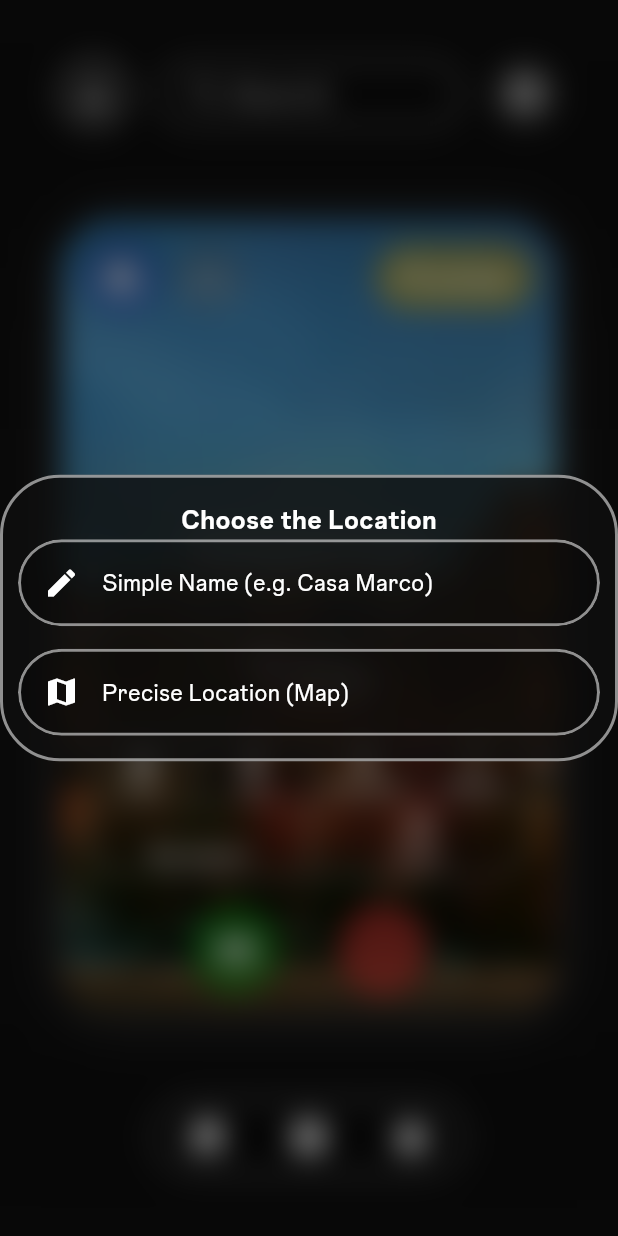
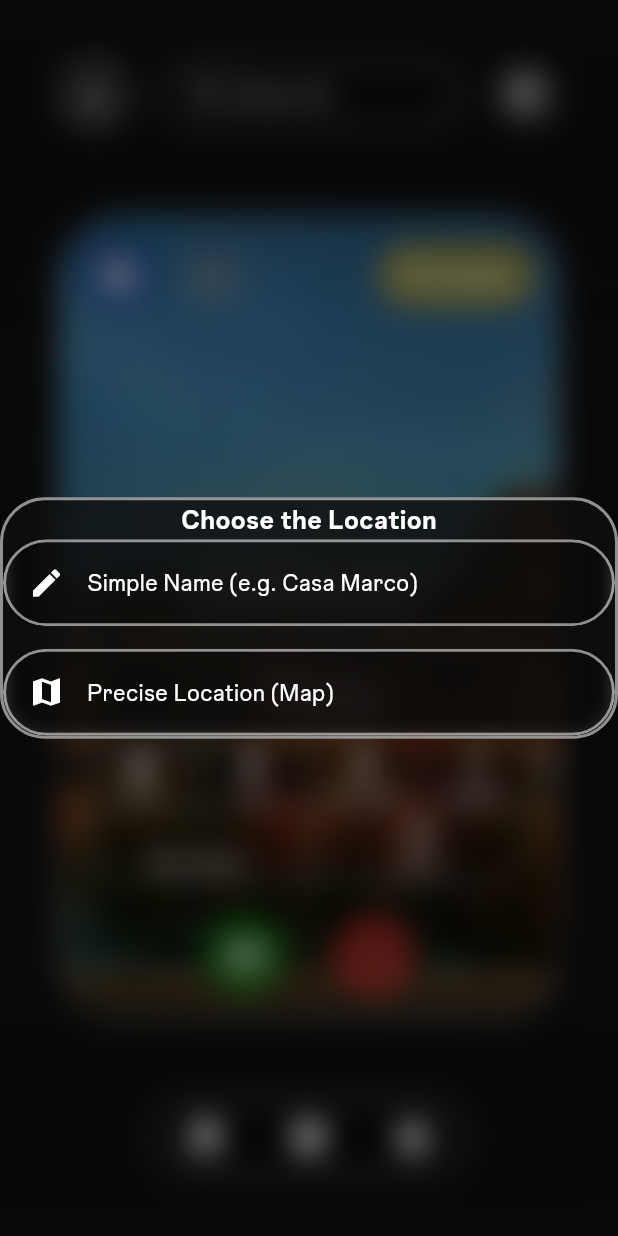
Before and after one commit to biso207/Vez, a Flutter app: the CreateEvent widget shown alone on an empty page, opened directly, after a tap on "Location", on a phone screen of 412 x 824 dp. Run offline on Flutter 3.47's test engine with Material 3 defaults, Android fonts, the phone set to English and light mode, and no system bars; our stand-ins replace device_preview, flutter_map, geocoding, geolocator, image_picker, latlong2; project files that could hold a hidden picture were left out.

Commit message:
refactor project structure, improve UI responsiveness, and enhance the `CreateEvent` experience
- **Project Restructuring**:
    - Reorganize screens into subdirectories: `auth/` (Loading, Login, Signup) and `create_event/` (Create Event, Map Picker).
    - Update all relative imports to reflect the new directory structure.

- **Enhance `ProfilePage` UI and Logic**:
    - **Edit Profile Popup**: Implement a responsive scaling factor `s` for all paddings and gaps. Adjust layout to center the category badge toggle and fix bio field to 1 line. Ensure username changes reflect immediately in the UI.
    - **User Data Card**: Replace translucent background with solid `#0E0E0E`, increase border radius to 40, and update box shadows to a white glow effect.
    - **Stats Card**: Refine layout with responsive spacing and update `_buildStatItem` to accept a scaling parameter.
    - **Navigation**: Apply responsive spacing between top navigation bar icons.

- **Overhaul `CreateEventScreen`**:
    - **Visual Refresh**: Update the main event card with a responsive border radius, white drop shadow (50% opacity), and a darker background overlay for better text contrast.
    - **Title Input**: Add a 15-character limit with a custom "00/15" counter styled with specific alignment and typography.
    - **Dynamic Popups**: Refactor category and type popups to use responsive widths and implement a `_customDivider` that scales relative to the popup width.
    - **Location Selection**: Implement a new location choice popup with options for "Known Place" and "Precise Spot" (using new assets).

- **Update `VezPageLayout`**:
    - Increase default `horizontalMargin` to 100 and implement responsive logic to collapse to 40 on small screens.
    - Apply a scaling factor `s` to the top navigation bar spacing.
    - Add `FontWeight.bold` to the search icon in the glass text field.

- **General Component Updates**:
    - **`VezPopup`**: Increase transition duration to 450ms, reduce border radius to 30, and remove internal padding from the container.
    - **`VezGlass`**: Clean up unused comments in the `textField` method.

- **Assets**:
    - Add `known_place.png` and `precise_spot.png` for event location selection.

```diff
--- a/lib/main.dart
+++ b/lib/main.dart
@@ -1,6 +1,6 @@
 import 'package:flutter/material.dart';
 import 'package:flutter/services.dart';
-import 'package:vez/screens/loading_screen.dart';
+import 'package:vez/screens/auth/loading_screen.dart';
 import 'package:device_preview/device_preview.dart';
 import 'package:flutter_localizations/flutter_localizations.dart';
 
--- a/lib/models/vez_glass.dart
+++ b/lib/models/vez_glass.dart
@@ -163,7 +163,7 @@ class VezGlass {
     Widget? suffixIcon,
     required Color color,
     int? maxLength,
-    void Function(String)? onChanged, // 1. <-- AGGIUNGI IL PARAMETRO QUI
+    void Function(String)? onChanged,
   }) {
     final BorderRadius finalRadius =
         radius ?? BorderRadius.circular(height / 2);
--- a/lib/models/vez_page_layout.dart
+++ b/lib/models/vez_page_layout.dart
@@ -29,7 +29,7 @@ class VezPageLayout extends StatelessWidget {
     this.searchHint = "Search",
     this.filterIconPath = "",
     this.onFilterSelected,
-    this.horizontalMargin = 40.0,
+    this.horizontalMargin = 100.0,
   });
 
   // list of icons of the event types
@@ -41,6 +41,14 @@ class VezPageLayout extends StatelessWidget {
 
   @override
   Widget build(BuildContext context) {
+    // defining size based on the screen size
+    final double screenHeight = MediaQuery.of(context).size.height;
+    final double screenWidth = MediaQuery.of(context).size.width;
+    // this is for the SizedBoxes
+    final double s = (screenWidth / 390).clamp(0.8, 1.2);
+    // responsive margin
+    final double actualMargin = screenWidth < 600 ? 40.0 : horizontalMargin;
+
     const Color bgColor = Color(0xFF0E0E0E);
 
     return Scaffold(
@@ -54,8 +62,8 @@ class VezPageLayout extends StatelessWidget {
           Positioned(
             top: 0,
             bottom: 0,
-            left: horizontalMargin,  // <-- Applica la linea blu di sinistra
-            right: horizontalMargin, // <-- Applica la linea blu di destra
+            left: actualMargin,
+            right: actualMargin,
             child: body,
           ),
 
@@ -124,9 +132,9 @@ class VezPageLayout extends StatelessWidget {
           /// 5) Navbars
           Positioned(
             top: MediaQuery.of(context).padding.top + 40,
-            left: horizontalMargin,  // <-- Allineata alla griglia sx
-            right: horizontalMargin, // <-- Allineata alla griglia dx
-            child: _buildTopNavBar(context), // standard layout
+            left: actualMargin,  // <-- Allineata alla griglia sx
+            right: actualMargin, // <-- Allineata alla griglia dx
+            child: _buildTopNavBar(context, s), // standard layout
           ),
 
           if (bottomNavBar != null)
@@ -141,7 +149,7 @@ class VezPageLayout extends StatelessWidget {
   }
 
   // widget template for the top navbar of every pages
-  Widget _buildTopNavBar(BuildContext context) {
+  Widget _buildTopNavBar(BuildContext context, double s) {
     final bool isNetworkImage =
     profileIconPath.startsWith("http");
 
@@ -188,19 +196,19 @@ class VezPageLayout extends StatelessWidget {
           ),
         ),
 
-        const SizedBox(width: 20),
+        SizedBox(width: 20 * s),
 
         Expanded(
           child: VezGlass.textField(
             controller: searchController,
             hint: searchHint,
             prefixIcon:
-            const Icon(Icons.search, color: Colors.white70),
+            const Icon(Icons.search, color: Colors.white70, fontWeight: FontWeight.bold),
             color: Colors.white,
           ),
         ),
 
-        const SizedBox(width: 20),
+        SizedBox(width: 20 * s),
 
         VezGlass.circleButton(
           assetIcon: filterIconPath,
@@ -211,6 +219,7 @@ class VezPageLayout extends StatelessWidget {
               alignment: Alignment.center,
               child: Column(
                 mainAxisSize: MainAxisSize.min,
+                mainAxisAlignment: MainAxisAlignment.center,
                 children: [
                   _buildPopupItem(
                     icon: eventGroupsIcons[0]["icon"],
--- a/lib/models/vez_popup.dart
+++ b/lib/models/vez_popup.dart
@@ -16,7 +16,7 @@ class VezPopup {
       barrierDismissible: true,
       barrierLabel: 'Dismiss',
       barrierColor: Colors.black.withOpacity(0.4),
-      transitionDuration: const Duration(milliseconds: 300),
+      transitionDuration: const Duration(milliseconds: 450),
       pageBuilder: (context, animation, secondaryAnimation) {
         return Align(
           alignment: alignment,
@@ -29,10 +29,10 @@ class VezPopup {
                 child: Container(
                   width: width,
                   height: height,
-                  padding: const EdgeInsets.symmetric(vertical: 15, horizontal: 10), // Padding interno
+                  padding: const EdgeInsets.symmetric(vertical: 0, horizontal: 0), // Padding interno
                   decoration: BoxDecoration(
                     color: backgroundColor ?? const Color(0xFF0E0E0E).withOpacity(0.8),
-                    borderRadius: BorderRadius.circular(40),
+                    borderRadius: BorderRadius.circular(30),
                     border: Border.all(
                       color: borderColor ?? Colors.white54,
                       width: 2,
@@ -46,7 +46,7 @@ class VezPopup {
         );
       },
       transitionBuilder: (context, animation, secondaryAnimation, child) {
-        // Animazione di comparsa morbida (fade + leggero zoom)
+        // animazione di comparsa morbida (fade + leggero zoom)
         return FadeTransition(
           opacity: animation,
           child: ScaleTransition(
--- a/lib/screens/create_event_screen.dart
+++ b/lib/screens/create_event/create_event_screen.dart
@@ -6,17 +6,17 @@
 
 import 'package:flutter/material.dart';
 import 'package:vez/screens/profile_screen.dart';
-import 'package:vez/screens/vez_map_picker.dart';
+import 'package:vez/screens/create_event/vez_map_picker.dart';
 import 'dart:ui';
-import '../models/vez_glass.dart';
-import '../models/vez_page_layout.dart';
-import '../models/vez_popup.dart';
-import '../services/auth_service.dart';
-import '../services/getters_service.dart';
-import '../services/setters_service.dart';
-import '../services/translation_service.dart';
-import '../services/user_session.dart';
-import 'home_screen.dart';
+import '../../models/vez_glass.dart';
+import '../../models/vez_page_layout.dart';
+import '../../models/vez_popup.dart';
+import '../../services/auth_service.dart';
+import '../../services/getters_service.dart';
+import '../../services/setters_service.dart';
+import '../../services/translation_service.dart';
+import '../../services/user_session.dart';
+import '../home_screen.dart';
 import 'dart:io';
 import 'package:image_picker/image_picker.dart';
 
@@ -223,10 +223,13 @@ class _CreateEventState extends State<CreateEvent> {
   // --- POPUPS ---
   // category popup
   void _showCategoryPopup() {
+    final double width = MediaQuery.of(context).size.width * 0.60;
+    final double height = MediaQuery.of(context).size.height * 0.5;
+
     VezPopup.show(
       context: context,
-      width: MediaQuery.of(context).size.width * 0.75,
-      height: MediaQuery.of(context).size.height * 0.5,
+      width: width,
+      height: height,
       backgroundColor: const Color.fromARGB(128, 6, 0, 92),
       borderColor: const Color.fromARGB(128, 0, 10, 218),
       child: ListView.separated(
@@ -234,13 +237,16 @@ class _CreateEventState extends State<CreateEvent> {
         physics: const BouncingScrollPhysics(
           parent: AlwaysScrollableScrollPhysics(),
         ),
+
         itemCount: categoriesList.length, // number of items to display
+
         padding: const EdgeInsets.symmetric(vertical: 0),
-        separatorBuilder: (context, index) => _customDivider(), // row separator
+        separatorBuilder: (context, index) => _customDivider(width), // row separator
+
         itemBuilder: (context, i) => ListTile(
           dense: true,
           visualDensity: VisualDensity.compact,
-          contentPadding: const EdgeInsets.symmetric(horizontal: 20, vertical: 5),
+          contentPadding: const EdgeInsets.symmetric(horizontal: 5, vertical: 5),
           leading: ImageIcon(
             AssetImage(categoriesList[i]["icon"]!),
             color: Colors.white,
@@ -268,9 +274,11 @@ class _CreateEventState extends State<CreateEvent> {
 
   // typology popup -> same UI of the group popup of the home screen
   void _showTypePopup() {
+    final double width = MediaQuery.of(context).size.width * 0.60;
+
     VezPopup.show(
       context: context,
-      width: 250, // Larghezza fissa per farlo venire slanciato in verticale
+      width: width,
       backgroundColor: const Color.fromARGB(200, 14, 14, 14),
       child: Column(
         mainAxisSize: MainAxisSize.min,
@@ -286,7 +294,7 @@ class _CreateEventState extends State<CreateEvent> {
               Navigator.pop(context);
             },
           ),
-          _customDivider(), // horizontal divider
+          _customDivider(width), // horizontal divider
           _buildPopupItem(
             icon: eventTypesList[1]["icon"]!,
             label: StringRes.at("private"),
@@ -298,7 +306,7 @@ class _CreateEventState extends State<CreateEvent> {
               Navigator.pop(context);
             },
           ),
-          _customDivider(),
+          _customDivider(width),
           _buildPopupItem(
             icon: eventTypesList[2]["icon"]!,
             label: StringRes.at("public"),
@@ -389,12 +397,20 @@ class _CreateEventState extends State<CreateEvent> {
   }
 
   // widget to create the row divider
-  Widget _customDivider() {
+  Widget _customDivider(double popupWidth) {
+    // proportion of ~70%
+    double calculatedWidth = popupWidth * 0.7;
+    // width of the divider
+    double finalWidth = calculatedWidth.clamp(142.0, popupWidth - 32.0);
+
     return Center(
       child: Container(
-        width: 200, // Divider più stretto del popup
+        width: finalWidth,
         height: 2,
-        color: Colors.white54,
+        decoration: BoxDecoration(
+          color: Colors.white54,
+          borderRadius: BorderRadius.circular(10),
+        ),
       ),
     );
   }
@@ -435,7 +451,8 @@ class _CreateEventState extends State<CreateEvent> {
         mainAxisSize: MainAxisSize.min,
         children: [
           Text(StringRes.at("set_location"), style: const TextStyle(color: Colors.white, fontWeight: FontWeight.bold, fontSize: 18)),
-          // OPZIONE 1: Nome Semplice (Senza Mappa)
+
+          // 1) simple name -> "marco's house"
           GestureDetector(
             onTap: () {
               Navigator.pop(context);
@@ -460,8 +477,10 @@ class _CreateEventState extends State<CreateEvent> {
               ),
             ),
           ),
+
           const SizedBox(height: 15),
-          // OPZIONE 2: Mappa Precisa (OSM)
+
+          // 2) precise map location -> open the map -> set the place -> everything perfect
           GestureDetector(
             onTap: () async {
               Navigator.pop(context);
@@ -510,6 +529,11 @@ class _CreateEventState extends State<CreateEvent> {
     // height at 65% of the screen, width at 85%
     final double cardHeight = screenHeight * 0.65;
     final double cardWidth = screenWidth * 0.85;
+    // this is for the SizedBoxes
+    final double s = (screenWidth / 390).clamp(0.8, 1.2);
+
+    final double rOuter = 40 * s; // Raggio responsivo card
+    final double rInner = 30 * s; // Raggio responsivo grid componente
 
     return VezPageLayout(
       // --- TOP NAVBAR (PARAMETERS) ---
@@ -545,13 +569,16 @@ class _CreateEventState extends State<CreateEvent> {
               iconSize: 30,
               onPressed: () => Navigator.pushReplacement(context, MaterialPageRoute(builder: (_) => const HomePage())),
             ),
-            const SizedBox(width: 20),
+            SizedBox(width: 20 * s),
+
             IconButton(
               icon: const ImageIcon(AssetImage("assets/icons/nav_bar/create_event.png"), color: Colors.white),
               iconSize: 30,
               onPressed: () {},
             ),
-            const SizedBox(width: 20),
+
+            SizedBox(width: 20 * s),
+
             IconButton(
               icon: const ImageIcon(AssetImage("assets/icons/nav_bar/notifications.png"), color: Colors.white),
               iconSize: 30,
@@ -566,23 +593,20 @@ class _CreateEventState extends State<CreateEvent> {
         child: Container(
           width: cardWidth,
           height: cardHeight,
-          clipBehavior: Clip.antiAlias,
+          decoration: BoxDecoration(
+            color: Colors.black.withOpacity(0.5), // Sfondo fumé card
+            borderRadius: BorderRadius.circular(rOuter),
 
-          // todo: improve the background shadow
-          decoration: BoxDecoration(
-            borderRadius: BorderRadius.circular(40),
-            // 1. BORDO PIÙ LUMINOSO: Fondamentale per definire l'angolo come su Figma
-            border: Border.all(
-                color: Color.fromARGB(102, 0, 0, 0),
-                width: 1.5
-            ),
-            // 2. BAGLIORE ESTERNO (GLOW): Sostituisce l'ombra "sporca"
+            // --- 1. FIGMA SPEC: NO BORDERS (BORDER: NULL) ---
+            border: null,
+
+            // --- 2. FIGMA SPEC: DROP SHADOW BIANCA 50% (Spread 5, Blur ~15-20) ---
             boxShadow: [
               BoxShadow(
-                color: Color.fromARGB(38, 255, 255, 255), // Luce bianca soffusa
-                blurRadius: 25, // Ampio per non sembrare una macchia
-                spreadRadius: 2, // Definisce meglio la silhouette degli angoli
-                offset: const Offset(0, 0),
+                color: const Color.fromARGB(128, 255, 255, 255),
+                blurRadius: 5.0, // dispersione
+                spreadRadius: 0, // spread
+                offset: const Offset(0.0, 0.0), // offset position x and y
               ),
             ],
           ),
@@ -590,26 +614,53 @@ class _CreateEventState extends State<CreateEvent> {
           // centre of the card
           child: Stack(
             children: [
-              // 1. Dynamic Background
+              // 1. dynamic background (Avvolto in ClipRRect per angoli perfetti)
               Positioned.fill(
-                  child: eventBackgroundImage != null
-                      ? Image.file(eventBackgroundImage!, fit: BoxFit.cover)
-                      : Image.asset("assets/images/bg/default_create_event_bg.jpg", fit: BoxFit.cover)
+                child: ClipRRect(
+                  borderRadius: BorderRadius.circular(rOuter),
+                  child: Stack(
+                    children: [
+                      Positioned.fill(
+                        child: eventBackgroundImage != null
+                            ? Image.file(
+                          eventBackgroundImage!,
+                          fit: BoxFit.cover,
+                          alignment: Alignment.center,
+                        )
+                            : Image.asset(
+                          "assets/images/bg/default_create_event_bg.jpg",
+                          fit: BoxFit.cover,
+                          alignment: Alignment.center,
+                        ),
+                      ),
+                      // Overlay scuro per contrasto
+                      Positioned.fill(
+                        child: Container(
+                          decoration: BoxDecoration(
+                            color: const Color.fromARGB(80, 0, 0, 0), // Un filo più scuro (80 invece di 51)
+                            borderRadius: BorderRadius.circular(rOuter),
+                          ),
+                        ),
+                      ),
+                    ],
+                  )
+                )
               ),
-              Positioned.fill(child: Container(color: Color.fromARGB(51, 0, 0, 0))),
 
-              // 2. Card Content
+              // 2. card content
               Padding(
                 padding: const EdgeInsets.all(16.0),
                 child: Column(
                   children: [
-                    // Top Buttons
+                    // top buttons
                     Row(
                       mainAxisAlignment: MainAxisAlignment.spaceBetween,
                       children: [
                         Row(children: [
                           _buildTopButton(selectedCategoryIcon, _showCategoryPopup, isBlue: true),
-                          const SizedBox(width: 12),
+
+                          SizedBox(width: 15 * s),
+
                           _buildTopButton(selectedTypeIcon, _showTypePopup),
                         ]),
                         // Preview Badge with Blur
@@ -653,11 +704,11 @@ class _CreateEventState extends State<CreateEvent> {
                       ),
                     ),
 
-                    const SizedBox(height: 20),
+                    SizedBox(height: 20 * s),
 
-                    // Main Info Container (Title + Grid)
+                    // main info grid (Title + Grid)
                     ClipRRect(
-                      borderRadius: BorderRadius.circular(20),
+                      borderRadius: BorderRadius.circular(30),
                       child: BackdropFilter(
                         filter: ImageFilter.blur(sigmaX: 10, sigmaY: 10),
                         child: Container(
@@ -672,12 +723,30 @@ class _CreateEventState extends State<CreateEvent> {
                                 controller: titleController,
                                 textAlign: TextAlign.center,
                                 style: const TextStyle(color: Colors.white, fontSize: 40, fontWeight: FontWeight.bold),
+                                onChanged: (value) {
+                                  setState(() {});
+                                },
+                                maxLength: 15,
                                 decoration: InputDecoration(
                                   hintText: StringRes.at("event_title"),
-                                  hintStyle: TextStyle(color: Colors.white),
+                                  hintStyle: const TextStyle(color: Colors.white),
                                   border: InputBorder.none,
+
+                                  // this to manage the space over and under the text
+                                  contentPadding: const EdgeInsets.symmetric(horizontal: 16, vertical: 0),
+
+                                  // Nasconde il contatore predefinito che appare in basso a destra
+                                  counterText: "",
+
+                                  // Bilanciamento visivo per la centratura matematica
+                                  prefixText: "00/00",
+                                  // Stesso font size del contatore sotto per allineare il testo del titolo
+                                  prefixStyle: const TextStyle(color: Colors.transparent, fontSize: 20),
+
+                                  // Il tuo contatore a destra
+                                  suffixText: "${titleController.text.length}/15",
+                                  suffixStyle: const TextStyle(color: Colors.white54, fontWeight: FontWeight.bold, fontSize: 20),
                                 ),
-                                //maxLength: 15,
                               ),
 
                               const Divider(color: Color.fromARGB(128, 255, 255, 255), height: 2, thickness: 2),
@@ -697,7 +766,7 @@ class _CreateEventState extends State<CreateEvent> {
                                 ),
                               ),
 
-                              const Divider(color: Color.fromARGB(128, 255, 255, 255), height: 2, thickness: 1.5),
+                              const Divider(color: Color.fromARGB(128, 255, 255, 255), height: 2, thickness: 2),
 
                               // Grid Row 2
                               IntrinsicHeight(
@@ -715,20 +784,20 @@ class _CreateEventState extends State<CreateEvent> {
                       ),
                     ),
 
-                    const SizedBox(height: 20),
+                    SizedBox(height: 20 * s),
 
-                    // Action Buttons (Save & Delete)
+                    // action buttons (save & delete)
                     Row(
                       mainAxisAlignment: MainAxisAlignment.center,
                       children: [
-                        // Save Button
+                        // save Button
                         GestureDetector(
                           onTap: () => _showConfirmationPopup(StringRes.at("save_event"), saveEvent),
                           child: ClipOval(
                             child: BackdropFilter(
                               filter: ImageFilter.blur(sigmaX: 10, sigmaY: 10),
                               child: Container(
-                                padding: const EdgeInsets.all(12),
+                                padding: const EdgeInsets.all(10),
                                 decoration: BoxDecoration(
                                   color: const Color.fromARGB(128, 8, 157, 13), // original green
                                   shape: BoxShape.circle,
@@ -739,15 +808,17 @@ class _CreateEventState extends State<CreateEvent> {
                             ),
                           ),
                         ),
-                        const SizedBox(width: 40),
-                        // Delete Button
+
+                        SizedBox(width: 30 * s),
+
+                        // delete Button
                         GestureDetector(
                           onTap: () => _showConfirmationPopup(StringRes.at("delete_data"), _resetEventData),
                           child: ClipOval(
                             child: BackdropFilter(
                               filter: ImageFilter.blur(sigmaX: 10, sigmaY: 10),
                               child: Container(
-                                padding: const EdgeInsets.all(12),
+                                padding: const EdgeInsets.all(10),
                                 decoration: BoxDecoration(
                                   color: const Color.fromARGB(128, 255, 49, 49), // original red
                                   shape: BoxShape.circle,
--- a/lib/screens/vez_map_picker.dart
+++ b/lib/screens/create_event/vez_map_picker.dart
@@ -9,7 +9,7 @@ import 'package:flutter_map/flutter_map.dart';
 import 'package:geolocator/geolocator.dart';
 import 'package:latlong2/latlong.dart';
 import 'package:http/http.dart' as http;
-import '../models/vez_glass.dart';
+import '../../models/vez_glass.dart';
 
 class VezMapPicker extends StatefulWidget {
   const VezMapPicker({super.key});
```
Also changed, not shown: lib/screens/auth/login_screen.dart (renamed from lib/screens/login_screen.dart, +5 -5 lines), lib/screens/auth/signup_screen.dart (renamed from lib/screens/signup_screen.dart, +4 -4 lines), lib/screens/home_screen.dart (+13 -3 lines), lib/screens/profile_screen.dart (+67 -54 lines), assets/icons/event/known_place.png (added), assets/icons/event/precise_spot.png (added), lib/screens/auth/loading_screen.dart (renamed from lib/screens/loading_screen.dart).
